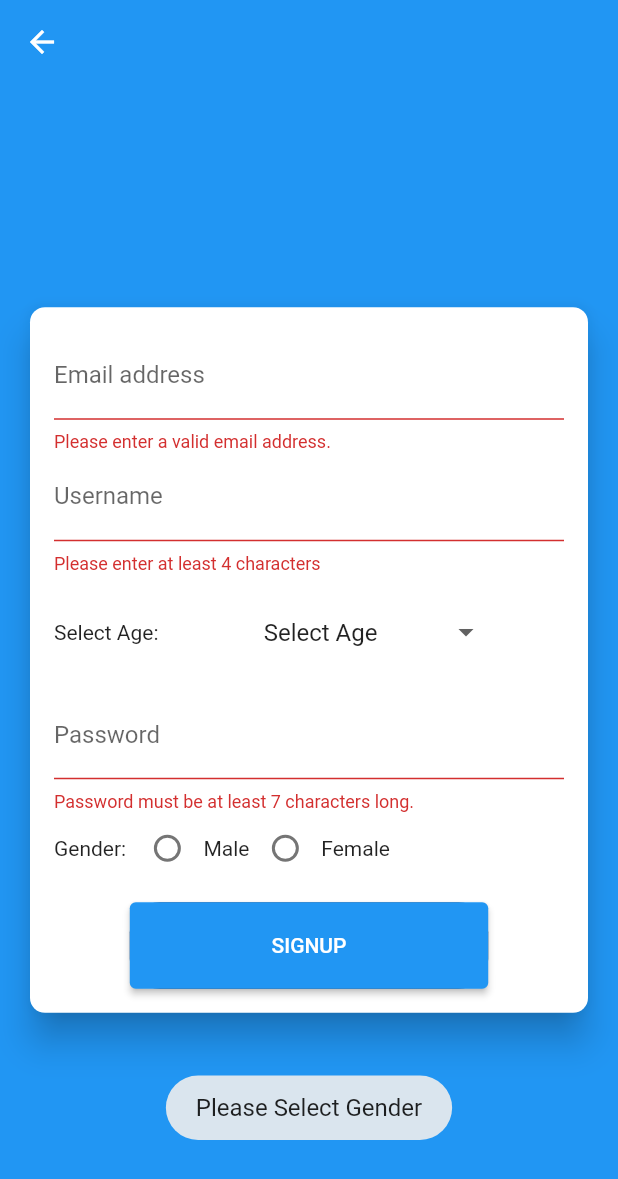
After one commit to Hirdesh2101/okno-layer, a Flutter app: the Register screen opened by its route, after a tap on "SIGNUP", on a phone screen of 412 x 824 dp. The commit adds this screen. Shown: the top 1179 px of the screen. Run offline on Flutter 3.47's test engine with Material 2 defaults, Android fonts, the phone set to English and light mode, and no system bars; our stand-ins replace cloud_firestore, firebase_auth, firebase_core, flutter_staggered_animations, fluttertoast, get_it and 4 more; accounts and stored records are empty; network calls fail.

Commit message:
register scrren and forgot

```diff
--- /dev/null
+++ b/lib/Auth/auth_form_register.dart
@@ -0,0 +1,291 @@
+import 'package:flutter/material.dart';
+import 'package:fluttertoast/fluttertoast.dart';
+
+class AuthForm extends StatefulWidget {
+  const AuthForm(
+    this.submitFn,
+    this.isLoading,
+  );
+
+  final bool isLoading;
+  final void Function(
+    String email,
+    String password,
+    String userName,
+    String gender,
+    String age,
+    BuildContext ctx,
+  ) submitFn;
+
+  @override
+  _AuthFormState createState() => _AuthFormState();
+}
+
+class _AuthFormState extends State<AuthForm> {
+  final _formKey = GlobalKey<FormState>();
+  var _userEmail = '';
+  var _userName = '';
+  var _userPassword = '';
+  int _showing = 0;
+  var _age = '';
+
+  void _trySubmit() {
+    final isValid = _formKey.currentState!.validate();
+    FocusScope.of(context).unfocus();
+    if (_showing == 0) {
+      Fluttertoast.showToast(
+          msg: "Please Select Branch",
+          toastLength: Toast.LENGTH_SHORT,
+          gravity: ToastGravity.BOTTOM,
+          timeInSecForIosWeb: 1,
+          // backgroundColor: Colors.red,
+          // textColor: Colors.white,
+          fontSize: 16.0);
+    }
+    if (_gender == '') {
+      Fluttertoast.showToast(
+          msg: "Please Select Gender",
+          toastLength: Toast.LENGTH_SHORT,
+          gravity: ToastGravity.BOTTOM,
+          timeInSecForIosWeb: 1,
+          // backgroundColor: Colors.red,
+          // textColor: Colors.white,
+          fontSize: 16.0);
+    }
+
+    if (isValid && _gender != '' && _showing != 0) {
+      _formKey.currentState!.save();
+      switch (_showing) {
+        case 1:
+          _age = '0-10';
+          break;
+        case 2:
+          _age = '10-20';
+          break;
+        case 3:
+          _age = '20-25';
+          break;
+        case 4:
+          _age = '25-30';
+          break;
+        case 5:
+          _age = '30-35';
+          break;
+        case 6:
+          _age = '35-45';
+          break;
+        case 7:
+          _age = '45+';
+          break;
+      }
+      widget.submitFn(_userEmail.trim(), _userPassword.trim(), _userName.trim(),
+          _gender.trim(), _age.trim(), context);
+    }
+  }
+
+  int _radioValue = 0;
+  String _gender = '';
+  void _handelRadioValueChange(int? value) {
+    setState(() {
+      _radioValue = value!;
+    });
+    switch (_radioValue) {
+      case 1:
+        _gender = 'Male';
+        break;
+      case 2:
+        _gender = 'Female';
+        break;
+    }
+  }
+
+  @override
+  Widget build(BuildContext context) {
+    return Scaffold(
+      backgroundColor: Colors.blue,
+      appBar: AppBar(
+        elevation: 0,
+        //backgroundColor: Colors.blue,
+      ),
+      body: Center(
+        child: Card(
+          margin: const EdgeInsets.all(20),
+          elevation: 10,
+          shape:
+              RoundedRectangleBorder(borderRadius: BorderRadius.circular(10)),
+          child: SingleChildScrollView(
+            child: Padding(
+              padding: const EdgeInsets.all(16),
+              child: Form(
+                key: _formKey,
+                child: Column(
+                  mainAxisSize: MainAxisSize.min,
+                  children: <Widget>[
+                    TextFormField(
+                      enabled: widget.isLoading ? false : true,
+                      key: const ValueKey('email'),
+                      validator: (value) {
+                        if (value!.isEmpty || !value.contains('@')) {
+                          return 'Please enter a valid email address.';
+                        }
+                        return null;
+                      },
+                      keyboardType: TextInputType.emailAddress,
+                      decoration: const InputDecoration(
+                        labelText: 'Email address',
+                      ),
+                      onSaved: (value) {
+                        _userEmail = '$value';
+                      },
+                    ),
+                    TextFormField(
+                      enabled: widget.isLoading ? false : true,
+                      key: const ValueKey('username'),
+                      validator: (value) {
+                        if (value!.isEmpty || value.length < 4) {
+                          return 'Please enter at least 4 characters';
+                        }
+                        return null;
+                      },
+                      decoration: const InputDecoration(labelText: 'Username'),
+                      onSaved: (value) {
+                        _userName = '$value';
+                      },
+                    ),
+                    const SizedBox(height: 10),
+                    Row(
+                      children: [
+                        const Text('Select Age: '),
+                        SizedBox(
+                          width: MediaQuery.of(context).size.width * 0.14,
+                        ),
+                        Container(
+                          width: MediaQuery.of(context).size.width * 0.40,
+                          height: MediaQuery.of(context).size.height * 0.07,
+                          decoration: BoxDecoration(
+                              border: Border.all(
+                                color: Colors.white,
+                              ),
+                              borderRadius: BorderRadius.circular(0)),
+                          child: Padding(
+                            padding: const EdgeInsets.all(8.0),
+                            child: DropdownButtonHideUnderline(
+                              child: DropdownButton(
+                                isExpanded: true,
+                                hint: const Text('Select Age'),
+                                value: _showing,
+                                items: const [
+                                  DropdownMenuItem(
+                                    child: Text('Select Age'),
+                                    value: 0,
+                                  ),
+                                  DropdownMenuItem(
+                                    child: Text('0-10'),
+                                    value: 1,
+                                  ),
+                                  DropdownMenuItem(
+                                    child: Text('10-20'),
+                                    value: 2,
+                                  ),
+                                  DropdownMenuItem(
+                                    child: Text('20-25'),
+                                    value: 3,
+                                  ),
+                                  DropdownMenuItem(
+                                    child: Text('25-30'),
+                                    value: 4,
+                                  ),
+                                  DropdownMenuItem(
+                                    child: Text('30-35'),
+                                    value: 5,
+                                  ),
+                                  DropdownMenuItem(
+                                    child: Text('35-45'),
+                                    value: 6,
+                                  ),
+                                  DropdownMenuItem(
+                                    child: Text('45+'),
+                                    value: 7,
+                                  ),
+                                ],
+                                onChanged: (value) {
+                                  setState(() {
+                                    _showing = value as int;
+                                  });
+                                },
+                              ),
+                            ),
+                          ),
+                        ),
+                      ],
+                    ),
+                    const SizedBox(height: 10),
+                    TextFormField(
+                      enabled: widget.isLoading ? false : true,
+                      key: const ValueKey('password'),
+                      validator: (value) {
+                        if (value!.isEmpty || value.length < 7) {
+                          return 'Password must be at least 7 characters long.';
+                        }
+                        return null;
+                      },
+                      decoration: const InputDecoration(labelText: 'Password'),
+                      obscureText: true,
+                      onSaved: (value) {
+                        _userPassword = '$value';
+                      },
+                    ),
+                    Row(
+                      children: [
+                        const Text('Gender: '),
+                        // ignore: unnecessary_new
+                        new Radio(
+                          value: 1,
+                          groupValue: _radioValue,
+                          onChanged: _handelRadioValueChange,
+                        ),
+                        const Text('Male'),
+                        // ignore: unnecessary_new
+                        new Radio(
+                          value: 2,
+                          groupValue: _radioValue,
+                          onChanged: _handelRadioValueChange,
+                        ),
+                        const Text('Female'),
+                      ],
+                    ),
+                    const SizedBox(height: 12),
+                    if (widget.isLoading) const CircularProgressIndicator(),
+                    if (!widget.isLoading)
+                      Container(
+                        width: MediaQuery.of(context).size.width * 0.58,
+                        height: MediaQuery.of(context).size.height * 0.07,
+                        decoration: BoxDecoration(
+                            borderRadius: BorderRadius.circular(20),
+                            gradient: const LinearGradient(colors: [
+                              Color.fromARGB(255, 52, 63, 95),
+                              Color.fromARGB(200, 32, 29, 48)
+                            ])),
+                        child: ElevatedButton(
+                          //color: Colors.transparent,
+                          //shape: RoundedRectangleBorder(
+                          // borderRadius: BorderRadius.circular(20)),
+                          child: const Text(
+                            'SIGNUP',
+                            style: TextStyle(
+                              color: Colors.white,
+                            ),
+                          ),
+                          onPressed: _trySubmit,
+                        ),
+                      ),
+                  ],
+                ),
+              ),
+            ),
+          ),
+        ),
+      ),
+    );
+  }
+}
--- /dev/null
+++ b/lib/Auth/register.dart
@@ -0,0 +1,81 @@
+import 'package:cloud_firestore/cloud_firestore.dart';
+import 'package:flutter/material.dart';
+import 'package:firebase_auth/firebase_auth.dart';
+import 'package:flutter/services.dart';
+import './auth_form_register.dart';
+import '../pages/homepage.dart';
+
+class Register extends StatefulWidget {
+  static const routeName = '/register_screen';
+
+  const Register({Key? key}) : super(key: key);
+  @override
+  _RegisterState createState() => _RegisterState();
+}
+
+class _RegisterState extends State<Register> {
+  final _auth = FirebaseAuth.instance;
+  var _isLoading = false;
+
+  void _submitAuthForm(
+    String email,
+    String password,
+    String username,
+    String gender,
+    String age,
+    BuildContext ctx,
+  ) async {
+    //UserCredential authResult;
+
+    try {
+      setState(() {
+        _isLoading = true;
+      });
+      await _auth.createUserWithEmailAndPassword(
+        email: email,
+        password: password,
+      );
+      final user = FirebaseAuth.instance.currentUser;
+
+      FirebaseFirestore.instance.collection('UsersData').doc(user!.uid).set({
+        'Name': username,
+        'Gender': gender,
+        'Email': email,
+        'Age': age,
+      });
+      Navigator.of(context).pushReplacementNamed(HomePage.routeName);
+    } on PlatformException catch (err) {
+      var message = 'An error occurred, pelase check your credentials!';
+
+      if (err.message != null) {
+        message = err.message!;
+      }
+
+      ScaffoldMessenger.of(ctx).showSnackBar(
+        SnackBar(
+          content: Text(message),
+          backgroundColor: Theme.of(ctx).errorColor,
+        ),
+      );
+      setState(() {
+        _isLoading = false;
+      });
+    } catch (err) {
+      print(err);
+      setState(() {
+        _isLoading = false;
+      });
+    }
+  }
+
+  @override
+  Widget build(BuildContext context) {
+    return Scaffold(
+      backgroundColor: Colors.blue,
+      body: AuthForm(
+        _submitAuthForm,
+        _isLoading,
+      ),
+    );
+  }
+}
--- a/lib/pages/homepage.dart
+++ b/lib/pages/homepage.dart
@@ -3,6 +3,7 @@ import 'scrollfeed.dart';
 import 'package:cloud_firestore/cloud_firestore.dart';
 
 class HomePage extends StatefulWidget {
+  static const routeName = '/home_page';
   const HomePage({Key? key}) : super(key: key);
 
   @override
--- a/pubspec.yaml
+++ b/pubspec.yaml
@@ -47,6 +47,7 @@ dev_dependencies:
   flutter_staggered_animations: ^1.0.0
   firebase_auth: ^3.1.1
   google_sign_in: ^5.1.0
+  fluttertoast: ^8.0.8
   like_button: ^2.0.3
   # The "flutter_lints" package below contains a set of recommended lints to
   # encourage good coding practices. The lint set provided by the package is
@@ -69,7 +70,7 @@ flutter:
   # To add assets to your application, add an assets section, like this:
   assets:
     - assets/google.png
-    - assets/facebook.png
+    - assets/facebook.jpg
 
   # An image asset can refer to one or more resolution-specific "variants", see
   # https://flutter.dev/assets-and-images/#resolution-aware.
```
Also changed, not shown: lib/Auth/auth_form_login.dart (renamed from lib/Auth/auth_form.dart, +26 -4 lines), lib/Auth/login.dart (renamed from lib/Auth/auth.dart, +56 -10 lines), lib/main.dart (+12 -2 lines), lib/pages/videoactiontoolbar.dart (+9 -0 lines), assets/facebook.jpg (added), assets/facebook.png (deleted), pubspec.lock.
